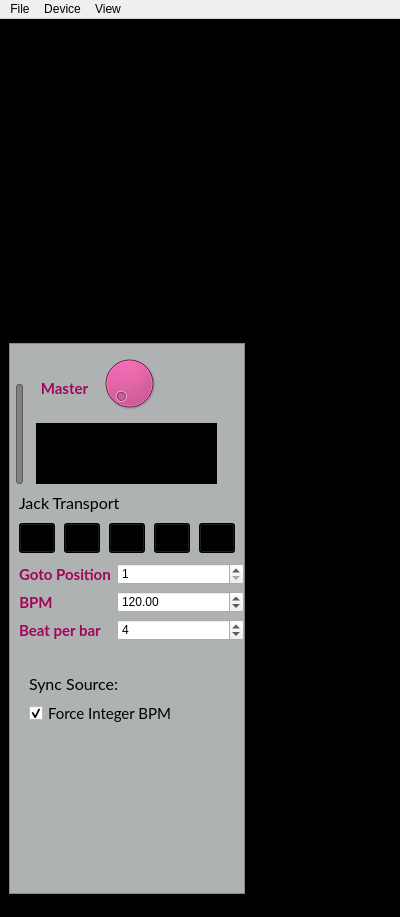
Old version of the form superboucle/gui_ui.ui in the repository Vampouille/superboucle.
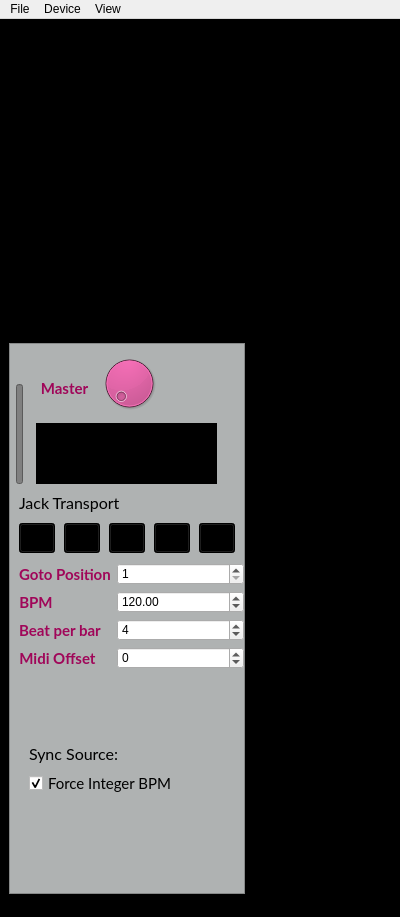
New version of the form. Icons and pictures are not drawn. Custom widgets are drawn as their Qt base class.

Commit message: implements global offset with midi transport

What changed in the file:
```diff
--- a/superboucle/gui_ui.ui
+++ b/superboucle/gui_ui.ui
@@ -313,7 +313,7 @@
             <x>10</x>
             <y>220</y>
             <width>225</width>
-            <height>91</height>
+            <height>141</height>
            </rect>
           </property>
           <layout class="QFormLayout" name="formLayout_2">
@@ -416,6 +416,47 @@
              </property>
             </widget>
            </item>
+           <item row="3" column="0">
+            <widget class="QLabel" name="label_13">
+             <property name="font">
+              <font>
+               <family>Lato</family>
+               <pointsize>11</pointsize>
+               <weight>75</weight>
+               <bold>true</bold>
+               <kerning>true</kerning>
+              </font>
+             </property>
+             <property name="toolTip">
+              <string extracomment="Offset in samples to apply to midi events generated by Superboucle"/>
+             </property>
+             <property name="styleSheet">
+              <string notr="true">color: rgb(160, 6, 89);</string>
+             </property>
+             <property name="text">
+              <string>Midi Offset</string>
+             </property>
+             <property name="alignment">
+              <set>Qt::AlignCenter</set>
+             </property>
+            </widget>
+           </item>
+           <item row="3" column="1">
+            <widget class="QDoubleSpinBox" name="globalOffset">
+             <property name="decimals">
+              <number>0</number>
+             </property>
+             <property name="minimum">
+              <double>-2000000.000000000000000</double>
+             </property>
+             <property name="maximum">
+              <double>2000000.000000000000000</double>
+             </property>
+             <property name="value">
+              <double>0.000000000000000</double>
+             </property>
+            </widget>
+           </item>
           </layout>
          </widget>
          <widget class="QPushButton" name="recordButton">
@@ -469,7 +510,7 @@
           <property name="geometry">
            <rect>
             <x>10</x>
-            <y>320</y>
+            <y>390</y>
             <width>181</width>
             <height>81</height>
            </rect>
```
The commit also changes 4 other files.
